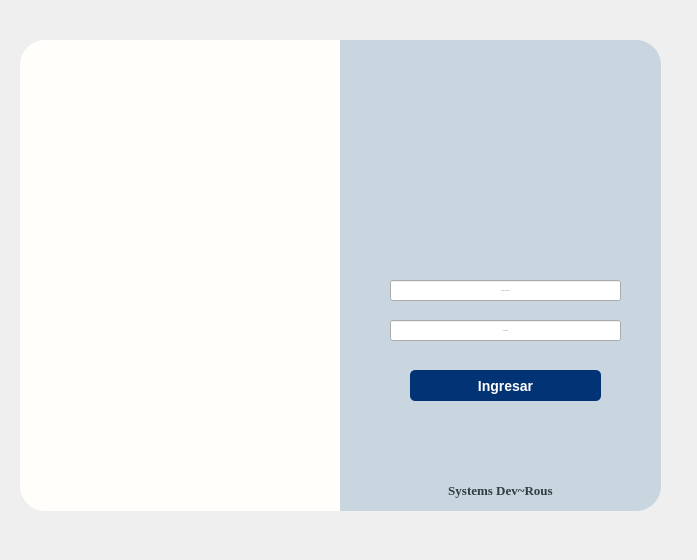
Before: the Qt Designer form app/View/UserInterfaceUi/UI_INICIO_SESION.ui in LAngelVp/software-punto-de-venta, drawn with Qt 5.
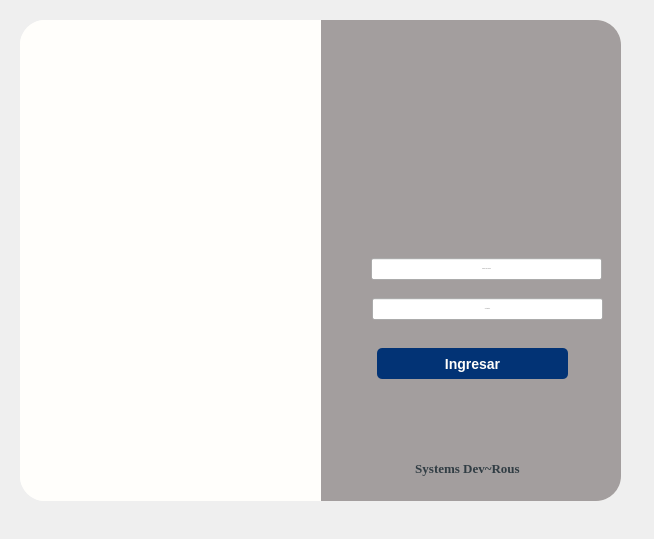
After: the same form once the commit is applied. Icons and pictures are not drawn.

```diff
--- a/app/View/UserInterfaceUi/UI_INICIO_SESION.ui
+++ b/app/View/UserInterfaceUi/UI_INICIO_SESION.ui
@@ -6,8 +6,8 @@
    <rect>
     <x>0</x>
     <y>0</y>
-    <width>697</width>
-    <height>560</height>
+    <width>654</width>
+    <height>539</height>
    </rect>
   </property>
   <property name="minimumSize">
@@ -27,16 +27,27 @@
   </property>
   <property name="styleSheet">
    <string notr="true">#principal{
-	background-color: #C9D6DF;
+	background-color: rgb(163, 158, 158);
 	border-bottom-right-radius: 25px;
 	border-top-right-radius: 25px;
 }
+#contenedor_formulario{
+	background: #fffefb;
+	border-radius: 25px;
+}
+#imgFormulario{
+image: url(:/Icons/IconosSVG/logo_devrous.png);
+background: #fffefb;
+padding-left: 15px;
+padding-right: 15px;
+border-top-left-radius: 25px;
+border-bottom-left-radius: 25px;
+}
 #img_Login{
-image: url(:/Icons/SVG/DrawKit(1).svg);
-	background: none;
+image: url(:/iconosAzules/Icons/iconos/Azul/inicio_sesion_azul.svg);
 }
 #labelNombreEmpresa{
-	background-color: transparent;
+	background: transparent;
 }
 [objectName*=&quot;img_&quot;]{
 	background: none;
@@ -65,46 +76,76 @@
 }
 #labelNombreEmpresa{
 	color: #313d44;
+}
+#btnCerrar{
+background:transparent;
+border:none;
+}
+#btnMinimizar{
+background:transparent;
+border:none;
+}
+#img_User{
+background:transparent;
+image: url(:/iconosBlancos/Icons/iconos/Blanco/datos_usuario.svg);
+}
+#img_Password{
+background:transparent;
+image: url(:/iconosBlancos/Icons/iconos/Blanco/password_blanco.svg);
 }</string>
   </property>
+  <widget class="QFrame" name="contenedor_formulario">
+   <property name="geometry">
+    <rect>
+     <x>20</x>
+     <y>20</y>
+     <width>601</width>
+     <height>481</height>
+    </rect>
+   </property>
+   <property name="frameShape">
+    <enum>QFrame::StyledPanel</enum>
+   </property>
+   <property name="frameShadow">
+    <enum>QFrame::Raised</enum>
+   </property>
+   <layout class="QGridLayout" name="gridLayout">
+    <property name="leftMargin">
+     <number>0</number>
+    </property>
+    <property name="topMargin">
+     <number>0</number>
+    </property>
+    <property name="rightMargin">
+     <number>0</number>
+    </property>
+    <property name="bottomMargin">
+     <number>0</number>
+    </property>
+    <property name="spacing">
+     <number>0</number>
+    </property>
+    <item row="0" column="0">
   <widget class="QLabel" name="imgFormulario">
-   <property name="geometry">
-    <rect>
-     <x>20</x>
-     <y>40</y>
-     <width>321</width>
-     <height>471</height>
-    </rect>
-   </property>
    <property name="styleSheet">
-    <string notr="true">image: url(:/Icons/IconosSVG/logo_devrous.png);
-background: #fffefb;
-padding-left: 15px;
-padding-right: 15px;
-border-top-left-radius: 25px;
-border-bottom-left-radius: 25px;</string>
+       <string notr="true">
+</string>
    </property>
    <property name="text">
     <string/>
    </property>
   </widget>
+    </item>
+    <item row="0" column="1">
   <widget class="QWidget" name="principal" native="true">
-   <property name="geometry">
-    <rect>
-     <x>340</x>
-     <y>40</y>
-     <width>321</width>
-     <height>471</height>
-    </rect>
-   </property>
    <property name="styleSheet">
     <string notr="true"/>
    </property>
    <widget class="QLabel" name="img_Login">
     <property name="geometry">
      <rect>
-      <x>80</x>
-      <y>70</y>
+         <x>70</x>
+         <y>68</y>
       <width>161</width>
       <height>121</height>
      </rect>
@@ -119,8 +160,8 @@
    <widget class="QPushButton" name="btnAceptar">
     <property name="geometry">
      <rect>
-      <x>70</x>
-      <y>330</y>
+         <x>56</x>
+         <y>328</y>
       <width>191</width>
       <height>31</height>
      </rect>
@@ -138,8 +179,8 @@
    <widget class="QLabel" name="labelNombreEmpresa">
     <property name="geometry">
      <rect>
-      <x>90</x>
-      <y>440</y>
+         <x>76</x>
+         <y>438</y>
       <width>141</width>
       <height>21</height>
      </rect>
@@ -162,10 +203,10 @@
    <widget class="QWidget" name="widget" native="true">
     <property name="geometry">
      <rect>
-      <x>241</x>
-      <y>0</y>
-      <width>81</width>
-      <height>41</height>
+         <x>230</x>
+         <y>10</y>
+         <width>61</width>
+         <height>31</height>
      </rect>
     </property>
     <property name="styleSheet">
@@ -199,13 +240,21 @@
         <cursorShape>PointingHandCursor</cursorShape>
        </property>
        <property name="styleSheet">
-        <string notr="true">image: url(:/Icons/Bootstrap/arrows-angle-contract.svg);
-background: none;
-border:none;</string>
+           <string notr="true"/>
        </property>
        <property name="text">
         <string/>
        </property>
+          <property name="icon">
+           <iconset resource="../../Source/iconosSVG.qrc">
+            <normaloff>:/iconosBlancos/Icons/iconos/Blanco/minimizar_blanco.svg</normaloff>:/iconosBlancos/Icons/iconos/Blanco/minimizar_blanco.svg</iconset>
+          </property>
+          <property name="iconSize">
+           <size>
+            <width>24</width>
+            <height>24</height>
+           </size>
+          </property>
       </widget>
      </item>
      <item>
@@ -220,13 +269,21 @@
         <cursorShape>PointingHandCursor</cursorShape>
        </property>
        <property name="styleSheet">
-        <string notr="true">image: url(:/Icons/Bootstrap/x-square.svg);
-background-color: none;
-border:none;</string>
+           <string notr="true"/>
        </property>
        <property name="text">
         <string/>
        </property>
+          <property name="icon">
+           <iconset resource="../../Source/iconosSVG.qrc">
+            <normaloff>:/iconosBlancos/Icons/iconos/Blanco/cerrar_blanco.svg</normaloff>:/iconosBlancos/Icons/iconos/Blanco/cerrar_blanco.svg</iconset>
+          </property>
+          <property name="iconSize">
+           <size>
+            <width>24</width>
+            <height>24</height>
+           </size>
+          </property>
       </widget>
      </item>
     </layout>
@@ -234,8 +291,8 @@
    <widget class="QWidget" name="widget_2" native="true">
     <property name="geometry">
      <rect>
-      <x>70</x>
-      <y>380</y>
+         <x>56</x>
+         <y>378</y>
       <width>191</width>
       <height>48</height>
      </rect>
@@ -342,15 +399,21 @@
      </item>
     </layout>
    </widget>
+      <widget class="QWidget" name="">
+       <property name="geometry">
+        <rect>
+         <x>21</x>
+         <y>278</y>
+         <width>261</width>
+         <height>22</height>
+        </rect>
+       </property>
+       <layout class="QGridLayout" name="gridLayout_2">
+        <property name="horizontalSpacing">
+         <number>5</number>
+        </property>
+        <item row="0" column="0">
    <widget class="QLabel" name="img_Password">
-    <property name="geometry">
-     <rect>
-      <x>21</x>
-      <y>280</y>
-      <width>25</width>
-      <height>21</height>
-     </rect>
-    </property>
     <property name="minimumSize">
      <size>
       <width>25</width>
@@ -373,49 +436,12 @@
      <set>Qt::AlignCenter</set>
     </property>
    </widget>
-   <widget class="QLabel" name="img_User">
-    <property name="geometry">
-     <rect>
-      <x>21</x>
-      <y>240</y>
-      <width>25</width>
-      <height>21</height>
-     </rect>
-    </property>
-    <property name="minimumSize">
-     <size>
-      <width>25</width>
-      <height>0</height>
-     </size>
-    </property>
-    <property name="maximumSize">
-     <size>
-      <width>25</width>
-      <height>16777215</height>
-     </size>
-    </property>
-    <property name="styleSheet">
-     <string notr="true">image: url(:/Icons/Bootstrap/person-vcard.svg);</string>
-    </property>
-    <property name="text">
-     <string/>
-    </property>
-    <property name="alignment">
-     <set>Qt::AlignCenter</set>
-    </property>
-   </widget>
+        </item>
+        <item row="0" column="1">
    <widget class="QLineEdit" name="txt_Password">
-    <property name="geometry">
-     <rect>
-      <x>50</x>
-      <y>280</y>
-      <width>231</width>
-      <height>21</height>
-     </rect>
-    </property>
     <property name="font">
      <font>
-      <pointsize>1</pointsize>
+            <pointsize>-1</pointsize>
      </font>
     </property>
     <property name="styleSheet">
@@ -431,18 +457,52 @@
      <string>Contraseña</string>
     </property>
    </widget>
+        </item>
+       </layout>
+      </widget>
+      <widget class="QWidget" name="">
+       <property name="geometry">
+        <rect>
+         <x>20</x>
+         <y>238</y>
+         <width>261</width>
+         <height>22</height>
+        </rect>
+       </property>
+       <layout class="QGridLayout" name="gridLayout_3">
+        <property name="horizontalSpacing">
+         <number>5</number>
+        </property>
+        <item row="0" column="0">
+         <widget class="QLabel" name="img_User">
+          <property name="minimumSize">
+           <size>
+            <width>25</width>
+            <height>0</height>
+           </size>
+          </property>
+          <property name="maximumSize">
+           <size>
+            <width>25</width>
+            <height>16777215</height>
+           </size>
+          </property>
+          <property name="styleSheet">
+           <string notr="true"/>
+          </property>
+          <property name="text">
+           <string/>
+          </property>
+          <property name="alignment">
+           <set>Qt::AlignCenter</set>
+          </property>
+         </widget>
+        </item>
+        <item row="0" column="1">
    <widget class="QLineEdit" name="txt_User">
-    <property name="geometry">
-     <rect>
-      <x>50</x>
-      <y>240</y>
-      <width>231</width>
-      <height>21</height>
-     </rect>
-    </property>
     <property name="font">
      <font>
-      <pointsize>1</pointsize>
+            <pointsize>-1</pointsize>
      </font>
     </property>
     <property name="styleSheet">
@@ -458,6 +518,12 @@
      <string>Nombre de Usuario</string>
     </property>
    </widget>
+        </item>
+       </layout>
+      </widget>
+     </widget>
+    </item>
+   </layout>
   </widget>
  </widget>
  <tabstops>
```
Left out of the diff: 5 changed lines with no effect on the pictures. Lines whose indentation alone changed are shown as unchanged.
